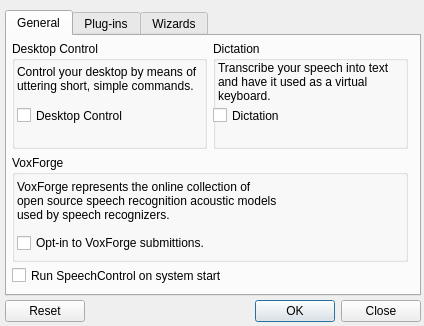
Above: ui/windows/settings.ui from GunioRobot/speechcontrol before the change. Below: the same form after it.
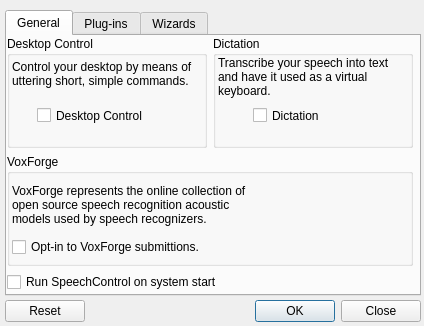
That is the form after the change.

Commit message: Updated Settings by dropping the User panel and replacing it with the Session wizard.

Patch:
```diff
--- a/ui/windows/settings.ui
+++ b/ui/windows/settings.ui
@@ -45,6 +45,12 @@
      <height>286</height>
     </rect>
    </property>
+   <property name="tabPosition">
+    <enum>QTabWidget::North</enum>
+   </property>
+   <property name="tabShape">
+    <enum>QTabWidget::Rounded</enum>
+   </property>
    <property name="currentIndex">
     <number>0</number>
    </property>
@@ -55,10 +61,10 @@
     <widget class="QWidget" name="gridLayoutWidget_2">
      <property name="geometry">
       <rect>
-       <x>5</x>
-       <y>5</y>
-       <width>396</width>
-       <height>221</height>
+       <x>0</x>
+       <y>0</y>
+       <width>406</width>
+       <height>256</height>
       </rect>
      </property>
      <layout class="QGridLayout" name="gridLayout_2">
@@ -70,9 +76,9 @@
         <widget class="QCheckBox" name="checkBoxDesktopControl">
          <property name="geometry">
           <rect>
-           <x>5</x>
-           <y>65</y>
-           <width>186</width>
+           <x>30</x>
+           <y>70</y>
+           <width>131</width>
            <height>19</height>
           </rect>
          </property>
@@ -108,8 +114,8 @@
           <rect>
            <x>5</x>
            <y>20</y>
-           <width>261</width>
-           <height>51</height>
+           <width>236</width>
+           <height>61</height>
           </rect>
          </property>
          <property name="text">
@@ -123,7 +129,7 @@
          <property name="geometry">
           <rect>
            <x>5</x>
-           <y>75</y>
+           <y>80</y>
            <width>211</width>
            <height>26</height>
           </rect>
@@ -142,9 +148,9 @@
         <widget class="QCheckBox" name="checkBoxDictate">
          <property name="geometry">
           <rect>
-           <x>0</x>
-           <y>65</y>
-           <width>186</width>
+           <x>40</x>
+           <y>70</y>
+           <width>111</width>
            <height>19</height>
           </rect>
          </property>
@@ -170,21 +176,15 @@
         </widget>
        </widget>
       </item>
+      <item row="2" column="0" colspan="2">
+       <widget class="QCheckBox" name="checkBoxSysStart">
+        <property name="text">
+         <string>Run SpeechControl on system start</string>
+        </property>
+       </widget>
+      </item>
      </layout>
     </widget>
-    <widget class="QCheckBox" name="checkBoxSysStart">
-     <property name="geometry">
-      <rect>
-       <x>5</x>
-       <y>230</y>
-       <width>236</width>
-       <height>19</height>
-      </rect>
-     </property>
-     <property name="text">
-      <string>Run SpeechControl on system start</string>
-     </property>
-    </widget>
    </widget>
    <widget class="QWidget" name="tabPlugins">
     <attribute name="title">
```
Left out of the diff: 45 changed lines with no effect on the pictures. The commit also changes 2 other files.
